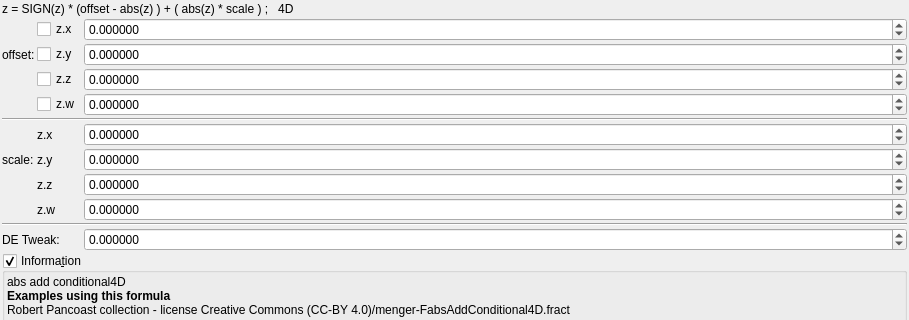
The window that mandelbulber2/formula/ui/transf_abs_add_conditional4d.ui (buddhi1980/mandelbulber2) describes before a commit, drawn with Qt 5; both pictures show x 0 to 909 and y 0 to 320 of the 909 by 905 pixel window.
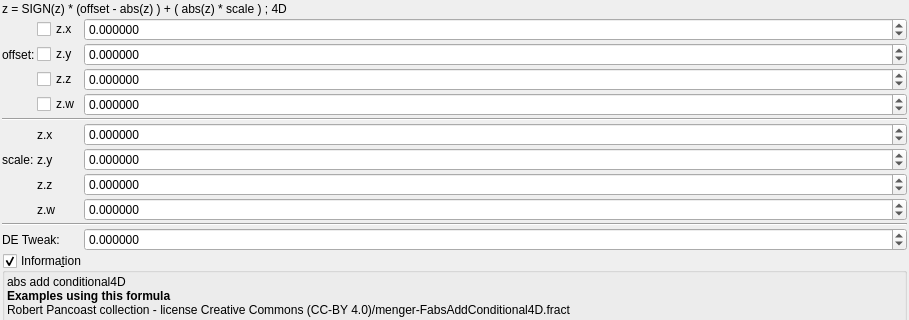
The same window after the commit. Custom widgets are drawn as their Qt base class.

Diff of the .ui file:
```diff
--- a/mandelbulber2/formula/ui/transf_abs_add_conditional4d.ui
+++ b/mandelbulber2/formula/ui/transf_abs_add_conditional4d.ui
@@ -32,7 +32,7 @@
    <item>
     <widget class="QLabel" name="label_133">
      <property name="text">
-      <string>z = SIGN(z) * (offset - abs(z) ) + ( abs(z) * scale ) ;   4D</string>
+      <string>z = SIGN(z) * (offset - abs(z) ) + ( abs(z) * scale ) ; 4D</string>
      </property>
     </widget>
    </item>
```
